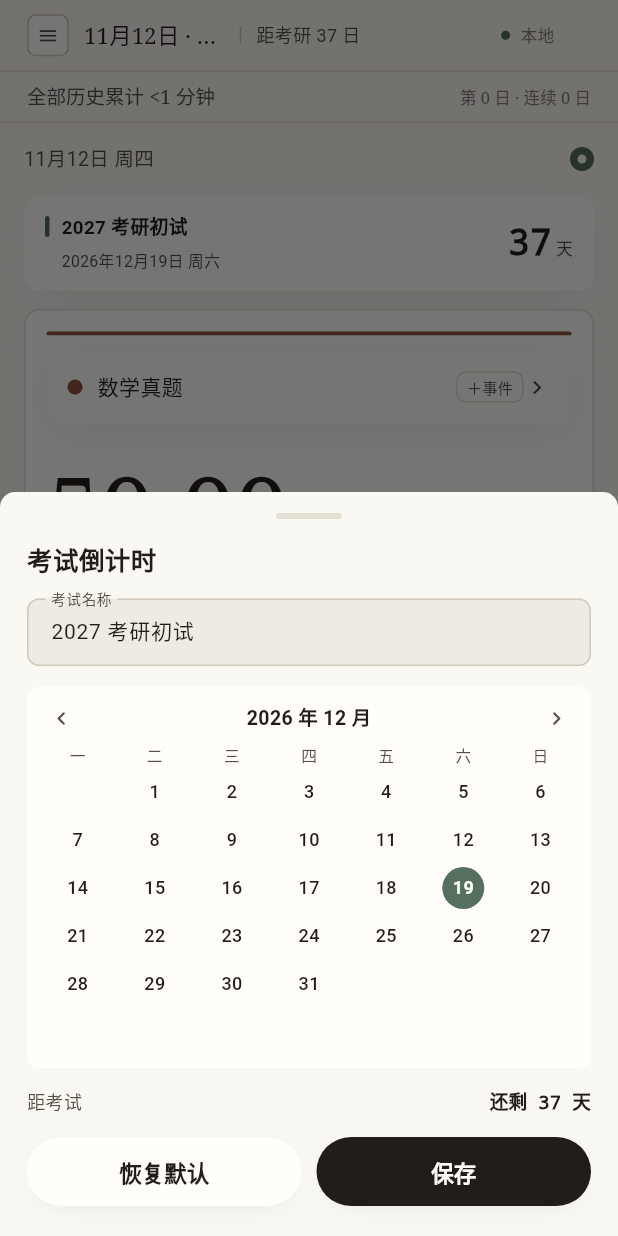
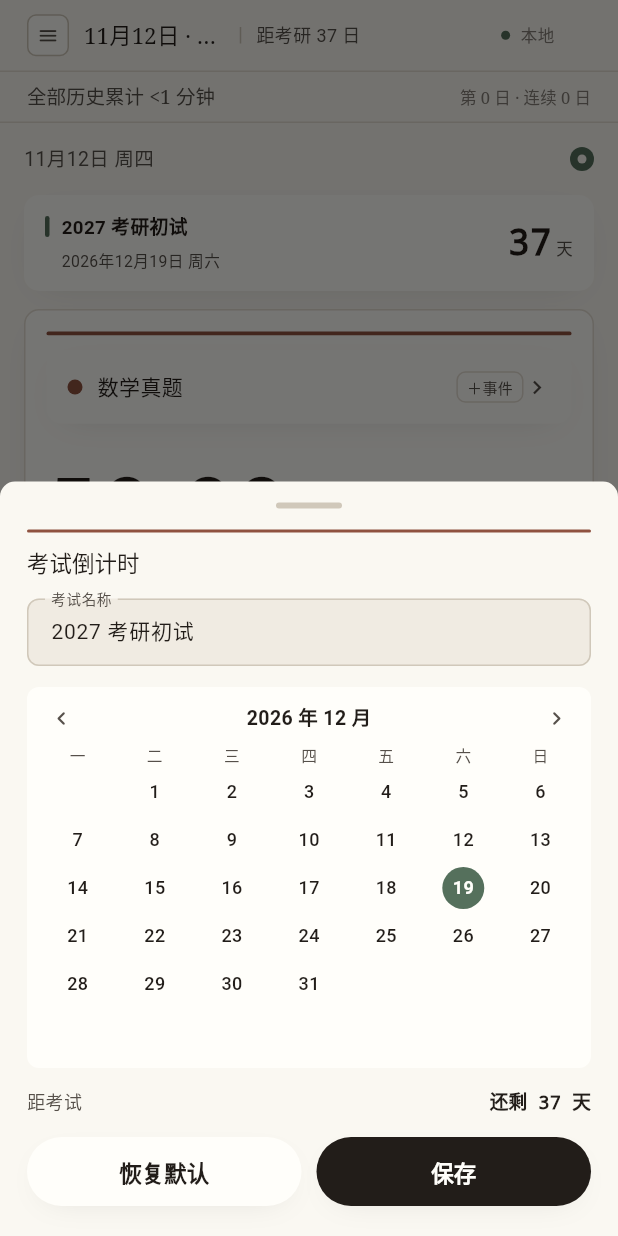
Before and after one commit to syc13534102408-gif/pomodoro, a Flutter app: the screen it shows after launch, after a tap on "2027 考研初试", on a phone screen of 412 x 824 dp. Run offline on Flutter 3.47's test engine with Material 3 defaults, Android fonts, the phone set to English and light mode, and no system bars; our stand-ins replace audioplayers, flutter_local_notifications, shared_preferences, timezone; missing offline and left inert: flutter_foreground_task.

Commit message:
P4：设置页素纸拨子与危险区淡红框，统一弹层把手/宋体标题/分区短横

```diff
--- a/pomodoro_app/lib/pages/settings_page.dart
+++ b/pomodoro_app/lib/pages/settings_page.dart
@@ -10,6 +10,7 @@ import '../src/notifications.dart';
 import '../src/sheets.dart';
 import '../src/storage.dart';
 import '../src/theme.dart';
+import '../src/ui/ui.dart';
 import '../src/widgets.dart';
 
 class SettingsPage extends StatefulWidget {
@@ -572,11 +573,16 @@ class _SettingsPageState extends State<SettingsPage> {
             child: Column(
               crossAxisAlignment: CrossAxisAlignment.stretch,
               children: [
+                // V3 危险区独立淡红框：茜红描边 + 淡敷底，与常规分组卡分开。
                 Container(
                   padding: const EdgeInsets.all(12),
                   decoration: BoxDecoration(
-                    color: PineColors.tint(PineColors.focus),
-                    borderRadius: BorderRadius.circular(12),
+                    color: PineColors.tint(PineColors.crimson),
+                    border: Border.all(
+                      color: PineColors.crimson.withAlpha(110),
+                      width: 1,
+                    ),
+                    borderRadius: BorderRadius.circular(PineRadius.control),
                   ),
                   child: const Text(
                     '清空后将删除全部专注记录与统计；事件、今日清单、设置与云端备份不受影响。此操作不可撤销。',
@@ -590,21 +596,25 @@ class _SettingsPageState extends State<SettingsPage> {
                   child: OutlinedButton.icon(
                     onPressed: _clearRecords,
                     icon: const Icon(Icons.delete_outline,
-                        size: 18, color: PineColors.focus),
+                        size: 18, color: PineColors.crimson),
                     label: const Text(
                       '清空全部记录',
                       style: TextStyle(
                         fontSize: 15,
                         fontWeight: FontWeight.w600,
-                        color: PineColors.focus,
+                        color: PineColors.crimson,
                       ),
                     ),
                     style: OutlinedButton.styleFrom(
-                      foregroundColor: PineColors.focus,
+                      foregroundColor: PineColors.crimson,
                       backgroundColor: Colors.transparent,
                       side:
-                          const BorderSide(color: PineColors.focus, width: 1.5),
-                      shape: const StadiumBorder(),
+                          const BorderSide(color: PineColors.crimson, width: 1.5),
+                      shape: const RoundedRectangleBorder(
+                        borderRadius: BorderRadius.all(
+                          Radius.circular(PineRadius.control),
+                        ),
+                      ),
                     ),
                   ),
                 ),
@@ -654,7 +664,8 @@ class _SettingsPageState extends State<SettingsPage> {
               ],
             ),
           ),
-          BrickSwitch(value: value, onChanged: onChanged),
+          // V3 素纸拨子：取代 iOS 胶囊开关，值与回调完全交给调用方。
+          PaperToggle(value: value, onChanged: onChanged),
         ],
       ),
     );
--- a/pomodoro_app/lib/src/sheets.dart
+++ b/pomodoro_app/lib/src/sheets.dart
@@ -10,7 +10,7 @@ import 'widgets.dart';
 
 typedef DataChanged = void Function(AppData data);
 
-/// 底部弹窗统一把手：44×4 浅色圆角条。
+/// 底部弹窗统一把手：44×4 装帧线色圆角条（沿用既有尺寸，不重做几何）。
 class _SheetHandle extends StatelessWidget {
   const _SheetHandle();
 
@@ -21,8 +21,8 @@ class _SheetHandle extends StatelessWidget {
           height: 4,
           margin: const EdgeInsets.only(bottom: 14),
           decoration: BoxDecoration(
-            color: PineColors.line,
-            borderRadius: BorderRadius.circular(2),
+            color: PineColors.lineStrong,
+            borderRadius: BorderRadius.circular(PineRadius.seal),
           ),
         ),
       );
@@ -55,15 +55,24 @@ class _SheetScaffold extends StatelessWidget {
           crossAxisAlignment: CrossAxisAlignment.stretch,
           children: [
             const _SheetHandle(),
+            // 卷首 14px 檀褐短横定界（V3 素纸弹层 anatomy）。
+            Container(
+              width: 14,
+              height: 2,
+              decoration: BoxDecoration(
+                color: PineColors.accent,
+                borderRadius: BorderRadius.circular(PineRadius.seal),
+              ),
+            ),
+            const SizedBox(height: 8),
             Row(
               children: [
                 Expanded(
                   child: Text(
                     title,
-                    style: const TextStyle(
-                      color: PineColors.ink,
-                      fontSize: 17,
-                      fontWeight: FontWeight.w700,
+                    style: PineText.serif(
+                      size: PineType.body,
+                      weight: FontWeight.w500,
                     ),
                   ),
                 ),
--- a/pomodoro_app/lib/src/widgets.dart
+++ b/pomodoro_app/lib/src/widgets.dart
@@ -600,7 +600,8 @@ class _PhaseSegment extends StatelessWidget {
   }
 }
 
-/// 分区标题：松绿竖条 + 标题字，可选右侧补充内容。
+/// 分区标题（V3）：14px 檀褐短横定界 + 宋体标题 + 可选右侧补充内容。
+/// 旧版是 4×14 松绿竖条 + 粗黑体，与素纸装帧线语言不一致。
 class SectionHeader extends StatelessWidget {
   const SectionHeader({super.key, required this.title, this.trailing});
 
@@ -611,22 +612,17 @@ class SectionHeader extends StatelessWidget {
   Widget build(BuildContext context) => Row(
         children: [
           Container(
-            width: 4,
-            height: 14,
+            width: 14,
+            height: 2,
             decoration: BoxDecoration(
-              color: PineColors.pine,
-              borderRadius: BorderRadius.circular(2),
+              color: PineColors.accent,
+              borderRadius: BorderRadius.circular(PineRadius.seal),
             ),
           ),
           const SizedBox(width: 8),
           Text(
             title,
-            style: const TextStyle(
-              color: PineColors.ink,
-              fontSize: 14,
-              fontWeight: FontWeight.w700,
-              letterSpacing: 0,
-            ),
+            style: PineText.serif(size: PineType.label, weight: FontWeight.w500),
           ),
           const Spacer(),
           if (trailing != null) trailing!,
```
